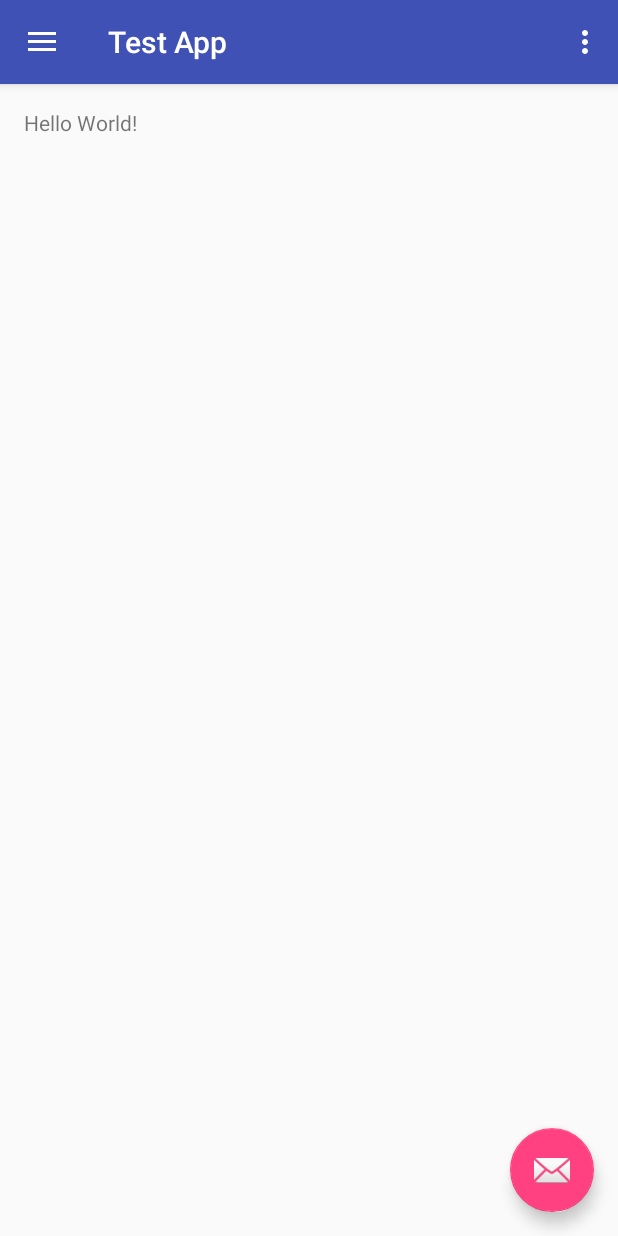
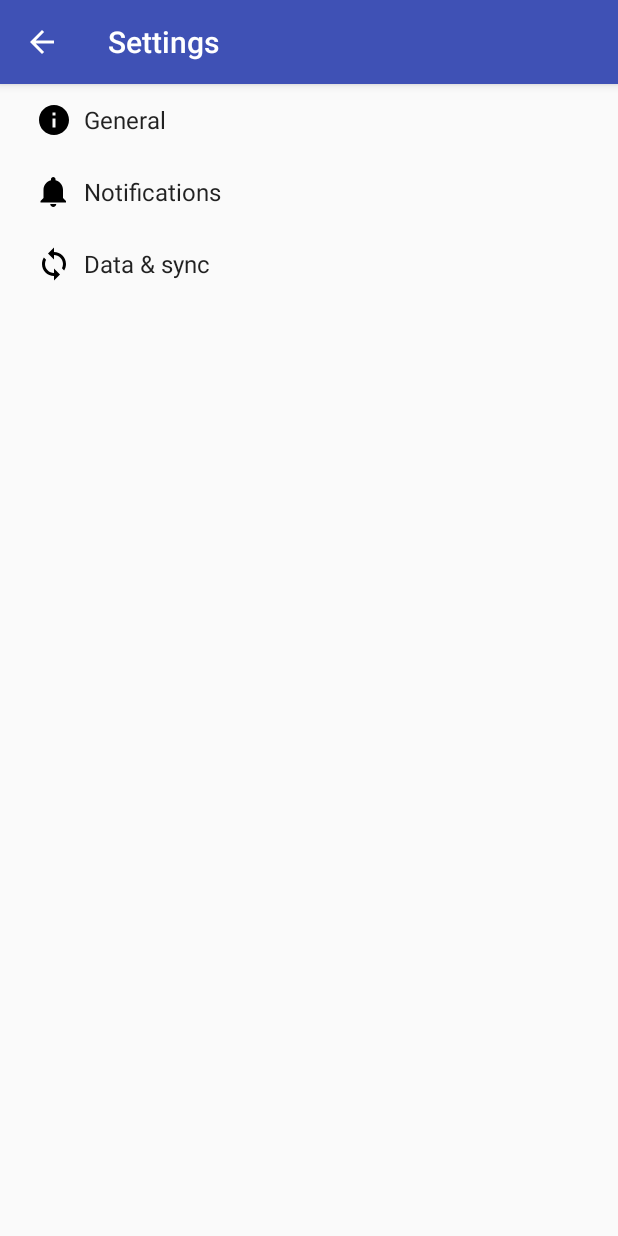
Before and after one commit to xflomo/app, an Android app: the NavAction screen opened directly, with no data from a screen before it, in the side drawer, after a tap on "Tools", on a phone screen of 412 x 824 dp. Run offline under Robolectric (Android 15) with nearby library versions, the phone set to English and light mode, and no system bars.

Commit message:
add Settings action

```diff
--- a/app/build.gradle
+++ b/app/build.gradle
@@ -10,6 +10,7 @@
         versionCode 1
         versionName "1.0"
         testInstrumentationRunner "android.support.test.runner.AndroidJUnitRunner"
+        vectorDrawables.useSupportLibrary = true
     }
     buildTypes {
         release {
@@ -26,5 +27,7 @@
     })
     compile 'com.android.support:appcompat-v7:25.0.1'
     compile 'com.android.support:design:25.0.1'
+    compile 'com.android.support:support-v4:25.0.1'
+    compile 'com.android.support:support-vector-drawable:25.0.1'
     testCompile 'junit:junit:4.12'
 }
--- /dev/null
+++ b/app/src/main/java/de/fb_dev/app/eduardflo/AppCompatPreferenceActivity.java
@@ -0,0 +1,109 @@
+package de.fb_dev.app.eduardflo;
+
+import android.content.res.Configuration;
+import android.os.Bundle;
+import android.preference.PreferenceActivity;
+import android.support.annotation.LayoutRes;
+import android.support.annotation.Nullable;
+import android.support.v7.app.ActionBar;
+import android.support.v7.app.AppCompatDelegate;
+import android.support.v7.widget.Toolbar;
+import android.view.MenuInflater;
+import android.view.View;
+import android.view.ViewGroup;
+
+/**
+ * A {@link android.preference.PreferenceActivity} which implements and proxies the necessary calls
+ * to be used with AppCompat.
+ */
+public abstract class AppCompatPreferenceActivity extends PreferenceActivity {
+
+    private AppCompatDelegate mDelegate;
+
+    @Override
+    protected void onCreate(Bundle savedInstanceState) {
+        getDelegate().installViewFactory();
+        getDelegate().onCreate(savedInstanceState);
+        super.onCreate(savedInstanceState);
+    }
+
+    @Override
+    protected void onPostCreate(Bundle savedInstanceState) {
+        super.onPostCreate(savedInstanceState);
+        getDelegate().onPostCreate(savedInstanceState);
+    }
+
+    public ActionBar getSupportActionBar() {
+        return getDelegate().getSupportActionBar();
+    }
+
+    public void setSupportActionBar(@Nullable Toolbar toolbar) {
+        getDelegate().setSupportActionBar(toolbar);
+    }
+
+    @Override
+    public MenuInflater getMenuInflater() {
+        return getDelegate().getMenuInflater();
+    }
+
+    @Override
+    public void setContentView(@LayoutRes int layoutResID) {
+        getDelegate().setContentView(layoutResID);
+    }
+
+    @Override
+    public void setContentView(View view) {
+        getDelegate().setContentView(view);
+    }
+
+    @Override
+    public void setContentView(View view, ViewGroup.LayoutParams params) {
+        getDelegate().setContentView(view, params);
+    }
+
+    @Override
+    public void addContentView(View view, ViewGroup.LayoutParams params) {
+        getDelegate().addContentView(view, params);
+    }
+
+    @Override
+    protected void onPostResume() {
+        super.onPostResume();
+        getDelegate().onPostResume();
+    }
+
+    @Override
+    protected void onTitleChanged(CharSequence title, int color) {
+        super.onTitleChanged(title, color);
+        getDelegate().setTitle(title);
+    }
+
+    @Override
+    public void onConfigurationChanged(Configuration newConfig) {
+        super.onConfigurationChanged(newConfig);
+        getDelegate().onConfigurationChanged(newConfig);
+    }
+
+    @Override
+    protected void onStop() {
+        super.onStop();
+        getDelegate().onStop();
+    }
+
+    @Override
+    protected void onDestroy() {
+        super.onDestroy();
+        getDelegate().onDestroy();
+    }
+
+    public void invalidateOptionsMenu() {
+        getDelegate().invalidateOptionsMenu();
+    }
+
+    private AppCompatDelegate getDelegate() {
+        if (mDelegate == null) {
+            mDelegate = AppCompatDelegate.create(this, null);
+        }
+        return mDelegate;
+    }
+}
--- a/app/src/main/java/de/fb_dev/app/eduardflo/NavAction.java
+++ b/app/src/main/java/de/fb_dev/app/eduardflo/NavAction.java
@@ -88,7 +88,7 @@
         } else if (id == R.id.nav_slideshow) {
 
         } else if (id == R.id.nav_manage) {
-
+            startActivity(new Intent(NavAction.this, SettingsActivity.class));
         } else if (id == R.id.nav_share) {
 
         } else if (id == R.id.nav_send) {
--- /dev/null
+++ b/app/src/main/res/drawable/ic_info_black_24dp.xml
@@ -0,0 +1,9 @@
+<vector xmlns:android="http://schemas.android.com/apk/res/android"
+    android:width="24dp"
+    android:height="24dp"
+    android:viewportHeight="24.0"
+    android:viewportWidth="24.0">
+    <path
+        android:fillColor="#FF000000"
+        android:pathData="M12,2C6.48,2 2,6.48 2,12s4.48,10 10,10 10,-4.48 10,-10S17.52,2 12,2zm1,15h-2v-6h2v6zm0,-8h-2V7h2v2z" />
+</vector>
--- /dev/null
+++ b/app/src/main/res/drawable/ic_notifications_black_24dp.xml
@@ -0,0 +1,9 @@
+<vector xmlns:android="http://schemas.android.com/apk/res/android"
+    android:width="24dp"
+    android:height="24dp"
+    android:viewportHeight="24.0"
+    android:viewportWidth="24.0">
+    <path
+        android:fillColor="#FF000000"
+        android:pathData="M11.5,22c1.1,0 2,-0.9 2,-2h-4c0,1.1 0.9,2 2,2zm6.5,-6v-5.5c0,-3.07 -2.13,-5.64 -5,-6.32V3.5c0,-0.83 -0.67,-1.5 -1.5,-1.5S10,2.67 10,3.5v0.68c-2.87,0.68 -5,3.25 -5,6.32V16l-2,2v1h17v-1l-2,-2z" />
+</vector>
--- /dev/null
+++ b/app/src/main/res/drawable/ic_sync_black_24dp.xml
@@ -0,0 +1,9 @@
+<vector xmlns:android="http://schemas.android.com/apk/res/android"
+    android:width="24dp"
+    android:height="24dp"
+    android:viewportHeight="24.0"
+    android:viewportWidth="24.0">
+    <path
+        android:fillColor="#FF000000"
+        android:pathData="M12 4V1L8 5l4 4V6c3.31 0 6 2.69 6 6 0 1.01,-.25 1.97,-.7 2.8l1.46 1.46C19.54 15.03 20 13.57 20 12c0,-4.42,-3.58,-8,-8,-8zm0 14c-3.31 0,-6,-2.69,-6,-6 0,-1.01.25,-1.97.7,-2.8L5.24 7.74C4.46 8.97 4 10.43 4 12c0 4.42 3.58 8 8 8v3l4,-4,-4,-4v3z" />
+</vector>
--- a/app/src/main/res/layout/content_nav_action.xml
+++ b/app/src/main/res/layout/content_nav_action.xml
@@ -13,8 +13,9 @@
     tools:context="de.fb_dev.app.eduardflo.NavAction"
     tools:showIn="@layout/app_bar_nav_action">
 
-    <TextView
+    <ImageView
         android:layout_width="wrap_content"
         android:layout_height="wrap_content"
-        android:text="Hello World!" />
+        app:srcCompat="@mipmap/ic_launcher"
+        android:id="@+id/imageView3" />
 </RelativeLayout>
--- a/app/src/main/res/layout/nav_header_nav_action.xml
+++ b/app/src/main/res/layout/nav_header_nav_action.xml
@@ -23,13 +23,13 @@
         android:layout_width="match_parent"
         android:layout_height="wrap_content"
         android:paddingTop="@dimen/nav_header_vertical_spacing"
-        android:text="Android Studio"
+        android:text="@string/app_name"
         android:textAppearance="@style/TextAppearance.AppCompat.Body1" />
 
     <TextView
         android:id="@+id/textView"
         android:layout_width="wrap_content"
         android:layout_height="wrap_content"
-        android:text="android.studio@android.com" />
+        android:text="Logged in Username" />
 
 </LinearLayout>
--- a/app/src/main/res/menu/nav_action.xml
+++ b/app/src/main/res/menu/nav_action.xml
@@ -10,7 +10,7 @@
         android:checkable="false" />
     <item
         android:id="@+id/action_logout"
-        android:orderInCategory="100"
+        android:orderInCategory="110"
         android:title="@string/action_logout"
         android:enabled="false"
         android:checkable="false" />
--- a/app/src/main/res/values/strings.xml
+++ b/app/src/main/res/values/strings.xml
@@ -20,4 +20,77 @@
     <string name="permission_rationale">"Contacts permissions are needed for providing email
         completions."
     </string>
+    <string name="title_activity_settings">Settings</string>
+
+    <!-- Strings related to Settings -->
+
+    <!-- Example General settings -->
+    <string name="pref_header_general">General</string>
+
+    <string name="pref_title_social_recommendations">Enable social recommendations</string>
+    <string name="pref_description_social_recommendations">Recommendations for people to contact
+        based on your message history
+    </string>
+
+    <string name="pref_title_display_name">Display name</string>
+    <string name="pref_default_display_name">John Smith</string>
+
+    <string name="pref_title_add_friends_to_messages">Add friends to messages</string>
+    <string-array name="pref_example_list_titles">
+        <item>Always</item>
+        <item>When possible</item>
+        <item>Never</item>
+    </string-array>
+    <string-array name="pref_example_list_values">
+        <item>1</item>
+        <item>0</item>
+        <item>-1</item>
+    </string-array>
+
+    <!-- Example settings for Data & Sync -->
+    <string name="pref_header_data_sync">Data &amp; sync</string>
+
+    <string name="pref_title_sync_frequency">Sync frequency</string>
+    <string-array name="pref_sync_frequency_titles">
+        <item>15 minutes</item>
+        <item>30 minutes</item>
+        <item>1 hour</item>
+        <item>3 hours</item>
+        <item>6 hours</item>
+        <item>Never</item>
+    </string-array>
+    <string-array name="pref_sync_frequency_values">
+        <item>15</item>
+        <item>30</item>
+        <item>60</item>
+        <item>180</item>
+        <item>360</item>
+        <item>-1</item>
+    </string-array>
+
+    <string-array name="list_preference_entries">
+        <item>Entry 1</item>
+        <item>Entry 2</item>
+        <item>Entry 3</item>
+    </string-array>
+
+    <string-array name="list_preference_entry_values">
+        <item>1</item>
+        <item>2</item>
+        <item>3</item>
+    </string-array>
+
+    <string-array name="multi_select_list_preference_default_value" />
+
+    <string name="pref_title_system_sync_settings">System sync settings</string>
+
+    <!-- Example settings for Notifications -->
+    <string name="pref_header_notifications">Notifications</string>
+
+    <string name="pref_title_new_message_notifications">New message notifications</string>
+
+    <string name="pref_title_ringtone">Ringtone</string>
+    <string name="pref_ringtone_silent">Silent</string>
+
+    <string name="pref_title_vibrate">Vibrate</string>
 </resources>
--- /dev/null
+++ b/app/src/main/res/xml/pref_data_sync.xml
@@ -0,0 +1,21 @@
+<PreferenceScreen xmlns:android="http://schemas.android.com/apk/res/android">
+
+    <!-- NOTE: Hide buttons to simplify the UI. Users can touch outside the dialog to
+         dismiss it. -->
+    <!-- NOTE: ListPreference's summary should be set to its value by the activity code. -->
+    <ListPreference
+        android:defaultValue="180"
+        android:entries="@array/pref_sync_frequency_titles"
+        android:entryValues="@array/pref_sync_frequency_values"
+        android:key="sync_frequency"
+        android:negativeButtonText="@null"
+        android:positiveButtonText="@null"
+        android:title="@string/pref_title_sync_frequency" />
+
+    <!-- This preference simply launches an intent when selected. Use this UI sparingly, per
+         design guidelines. -->
+    <Preference android:title="@string/pref_title_system_sync_settings">
+        <intent android:action="android.settings.SYNC_SETTINGS" />
+    </Preference>
+
+</PreferenceScreen>
--- /dev/null
+++ b/app/src/main/res/xml/pref_general.xml
@@ -0,0 +1,33 @@
+<PreferenceScreen xmlns:android="http://schemas.android.com/apk/res/android">
+
+    <SwitchPreference
+        android:defaultValue="true"
+        android:key="example_switch"
+        android:summary="@string/pref_description_social_recommendations"
+        android:title="@string/pref_title_social_recommendations" />
+
+    <!-- NOTE: EditTextPreference accepts EditText attributes. -->
+    <!-- NOTE: EditTextPreference's summary should be set to its value by the activity code. -->
+    <EditTextPreference
+        android:capitalize="words"
+        android:defaultValue="@string/pref_default_display_name"
+        android:inputType="textCapWords"
+        android:key="example_text"
+        android:maxLines="1"
+        android:selectAllOnFocus="true"
+        android:singleLine="true"
+        android:title="@string/pref_title_display_name" />
+
+    <!-- NOTE: Hide buttons to simplify the UI. Users can touch outside the dialog to
+         dismiss it. -->
+    <!-- NOTE: ListPreference's summary should be set to its value by the activity code. -->
+    <ListPreference
+        android:defaultValue="-1"
+        android:entries="@array/pref_example_list_titles"
+        android:entryValues="@array/pref_example_list_values"
+        android:key="example_list"
+        android:negativeButtonText="@null"
+        android:positiveButtonText="@null"
+        android:title="@string/pref_title_add_friends_to_messages" />
+
+</PreferenceScreen>
--- /dev/null
+++ b/app/src/main/res/xml/pref_headers.xml
@@ -0,0 +1,20 @@
+<preference-headers xmlns:android="http://schemas.android.com/apk/res/android">
+
+    <!-- These settings headers are only used on tablets. -->
+
+    <header
+        android:fragment="de.fb_dev.app.eduardflo.SettingsActivity$GeneralPreferenceFragment"
+        android:icon="@drawable/ic_info_black_24dp"
+        android:title="@string/pref_header_general" />
+
+    <header
+        android:fragment="de.fb_dev.app.eduardflo.SettingsActivity$NotificationPreferenceFragment"
+        android:icon="@drawable/ic_notifications_black_24dp"
+        android:title="@string/pref_header_notifications" />
+
+    <header
+        android:fragment="de.fb_dev.app.eduardflo.SettingsActivity$DataSyncPreferenceFragment"
+        android:icon="@drawable/ic_sync_black_24dp"
+        android:title="@string/pref_header_data_sync" />
+
+</preference-headers>
--- /dev/null
+++ b/app/src/main/res/xml/pref_notification.xml
@@ -0,0 +1,27 @@
+<PreferenceScreen xmlns:android="http://schemas.android.com/apk/res/android">
+
+    <!-- A 'parent' preference, which enables/disables child preferences (below)
+         when checked/unchecked. -->
+    <SwitchPreference
+        android:defaultValue="true"
+        android:key="notifications_new_message"
+        android:title="@string/pref_title_new_message_notifications" />
+
+    <!-- Allows the user to choose a ringtone in the 'notification' category. -->
+    <!-- NOTE: This preference will be enabled only when the checkbox above is checked. -->
+    <!-- NOTE: RingtonePreference's summary should be set to its value by the activity code. -->
+    <RingtonePreference
+        android:defaultValue="content://settings/system/notification_sound"
+        android:dependency="notifications_new_message"
+        android:key="notifications_new_message_ringtone"
+        android:ringtoneType="notification"
+        android:title="@string/pref_title_ringtone" />
+
+    <!-- NOTE: This preference will be enabled only when the checkbox above is checked. -->
+    <SwitchPreference
+        android:defaultValue="true"
+        android:dependency="notifications_new_message"
+        android:key="notifications_new_message_vibrate"
+        android:title="@string/pref_title_vibrate" />
+
+</PreferenceScreen>
```
Also changed, not shown: app/src/main/AndroidManifest.xml (+5 -2 lines), app/src/main/java/de/fb_dev/app/eduardflo/SettingsActivity.java (added, +254 -0 lines), app/src/main/res/layout/activity_login.xml (+5 -3 lines).
